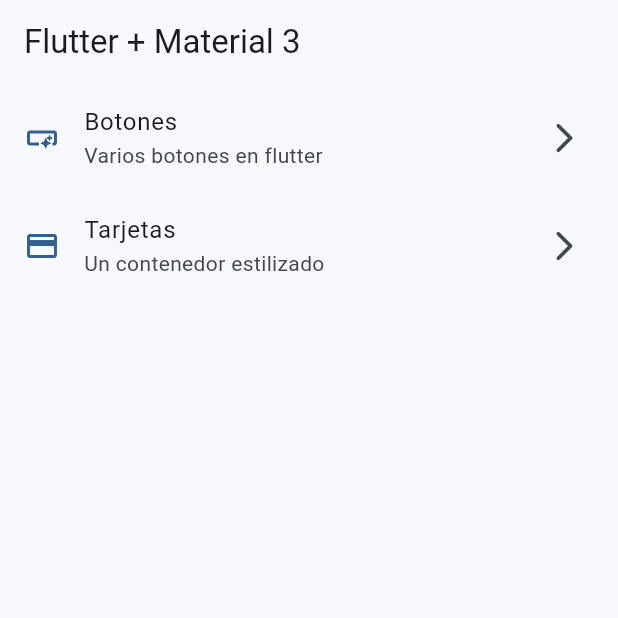
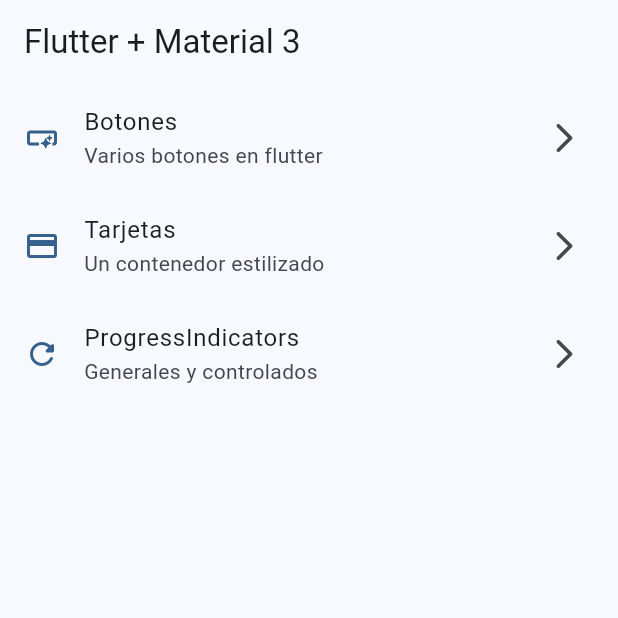
Before and after one commit to rgonzs/widgets_app, a Flutter app: the screen it shows after launch, on a phone screen of 412 x 824 dp, the top half of it. Run offline on Flutter 3.47's test engine with Material 3 defaults, Android fonts, the phone set to English and light mode, and no system bars; our stand-ins replace go_router.

Commit message:
progress indicator finish

```diff
--- a/lib/config/menu/menu_items.dart
+++ b/lib/config/menu/menu_items.dart
@@ -27,4 +27,10 @@ const appMenuItems = <MenuItem>[
     link: '/cards',
     icon: Icons.credit_card,
   ),
+  MenuItem(
+    title: 'ProgressIndicators',
+    subTitle: 'Generales y controlados',
+    link: '/progress',
+    icon: Icons.refresh_rounded,
+  ),
 ];
--- a/lib/config/router/app_router.dart
+++ b/lib/config/router/app_router.dart
@@ -19,5 +19,10 @@ final appRouter = GoRouter(
       name: CardsScreen.name,
       builder: (context, state) => const CardsScreen(),
     ),
+    GoRoute(
+      path: '/progress',
+      name: ProgressScreen.name,
+      builder: (context, state) => const ProgressScreen(),
+    )
   ],
 );
```
Also changed, not shown: lib/presentation/screens/progress/progress_screen.dart (+65 -1 lines).
